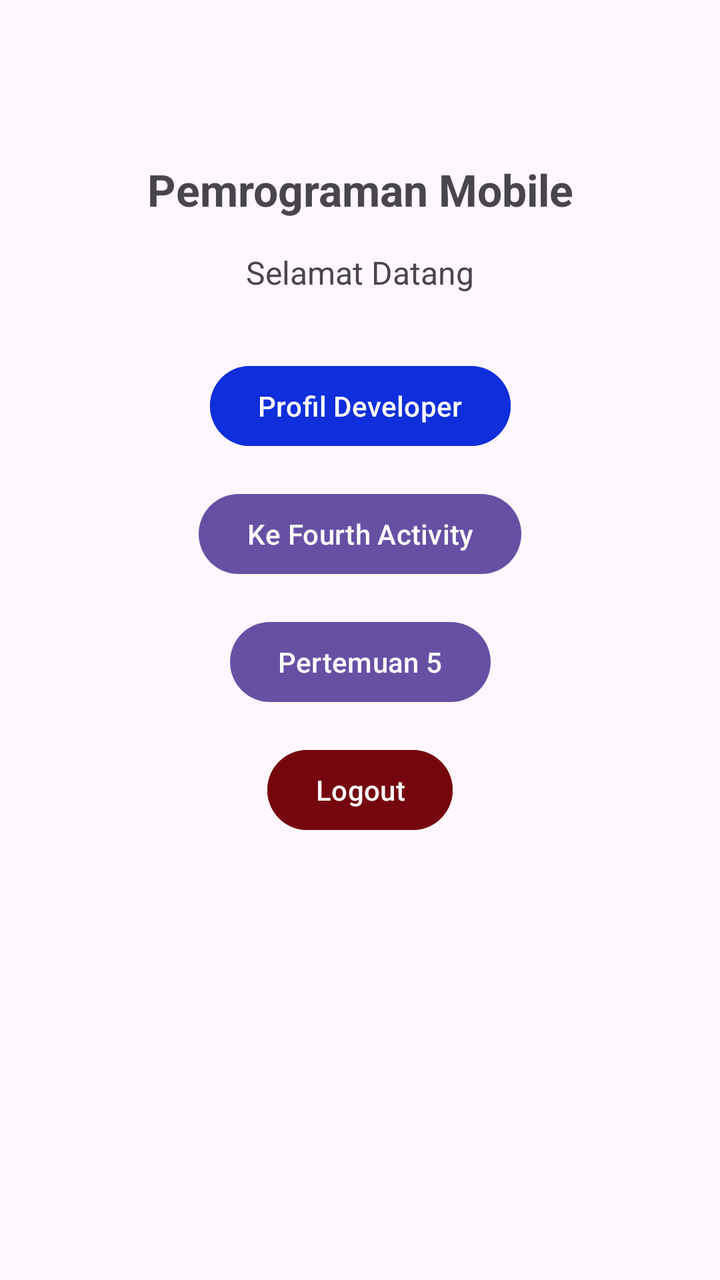
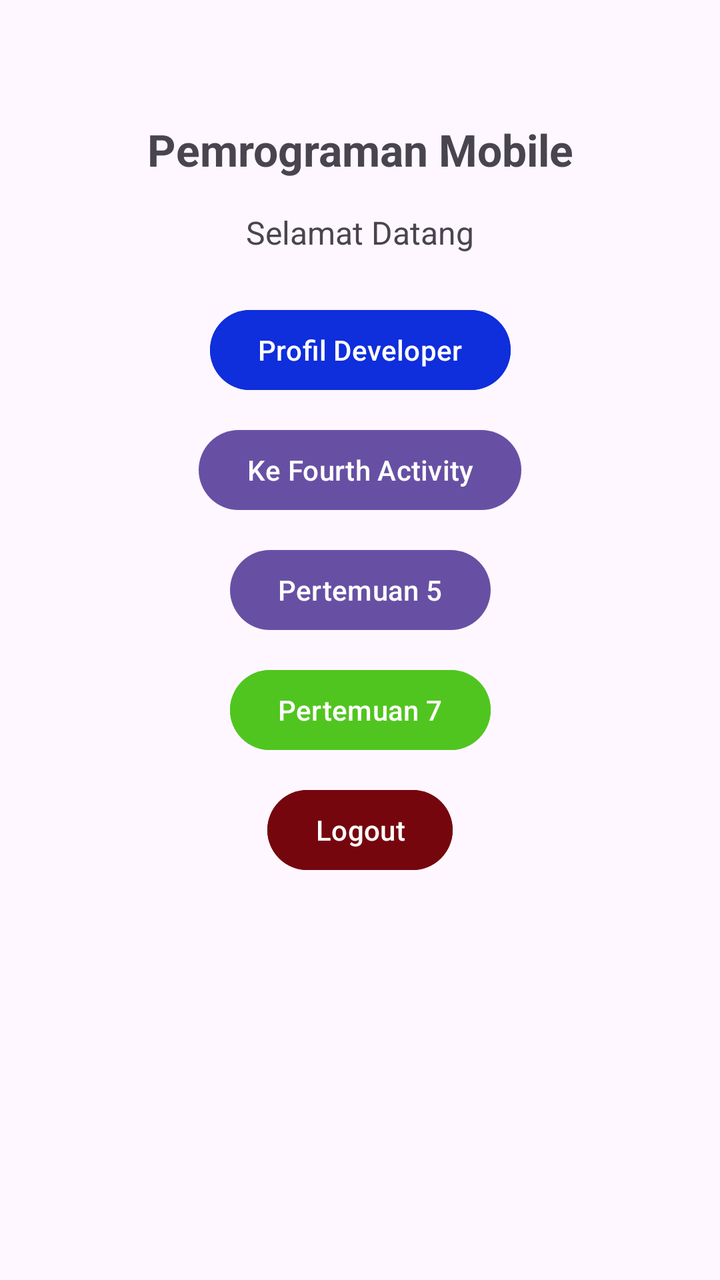

Two renders of the same Android screen: before a commit and after it. Below are the layout's source before the change and the commit's diff.
<!-- AndroidManifest.xml: application theme Theme.Pertemuan3 -->
<!-- res/layout/activity_main.xml -->
<?xml version="1.0" encoding="utf-8"?>
<androidx.constraintlayout.widget.ConstraintLayout xmlns:android="http://schemas.android.com/apk/res/android"
    xmlns:app="http://schemas.android.com/apk/res-auto"
    xmlns:tools="http://schemas.android.com/tools"
    android:id="@+id/main"
    android:layout_width="match_parent"
    android:layout_height="match_parent"
    tools:context=".pertemuan_6.MainActivity">

    <TextView
        android:id="@+id/textView3"
        android:layout_width="wrap_content"
        android:layout_height="wrap_content"
        android:layout_marginTop="80dp"
        android:text="Pemrograman Mobile"
        android:textSize="22sp"
        android:textStyle="bold"
        app:layout_constraintEnd_toEndOf="parent"
        app:layout_constraintStart_toStartOf="parent"
        app:layout_constraintTop_toTopOf="parent" />

    <TextView
        android:id="@+id/tvWelcomeUser"
        android:layout_width="wrap_content"
        android:layout_height="wrap_content"
        android:layout_marginTop="16dp"
        android:text="Selamat Datang"
        android:textSize="16sp"
        app:layout_constraintEnd_toEndOf="parent"
        app:layout_constraintStart_toStartOf="parent"
        app:layout_constraintTop_toBottomOf="@+id/textView3" />

    <Button
        android:id="@+id/btnToProfile"
        android:layout_width="wrap_content"
        android:layout_height="wrap_content"
        android:layout_marginTop="32dp"
        android:text="Profil Developer"
        android:backgroundTint="@color/biru"
        app:layout_constraintEnd_toEndOf="parent"
        app:layout_constraintStart_toStartOf="parent"
        app:layout_constraintTop_toBottomOf="@+id/tvWelcomeUser" />

    <Button
        android:id="@+id/btnToFourth"
        android:layout_width="wrap_content"
        android:layout_height="wrap_content"
        android:layout_marginTop="16dp"
        android:text="Ke Fourth Activity"
        app:layout_constraintEnd_toEndOf="parent"
        app:layout_constraintStart_toStartOf="parent"
        app:layout_constraintTop_toBottomOf="@+id/btnToProfile" />

    <Button
        android:id="@+id/button"
        android:layout_width="wrap_content"
        android:layout_height="wrap_content"
        android:layout_marginTop="16dp"
        android:text="Pertemuan 5"
        app:layout_constraintEnd_toEndOf="parent"
        app:layout_constraintStart_toStartOf="parent"
        app:layout_constraintTop_toBottomOf="@+id/btnToFourth" />

    <Button
        android:id="@+id/btnLogout"
        android:layout_width="wrap_content"
        android:layout_height="wrap_content"
        android:layout_marginTop="16dp"
        android:text="Logout"
        android:backgroundTint="@color/merah_tua"
        app:layout_constraintEnd_toEndOf="parent"
        app:layout_constraintStart_toStartOf="parent"
        app:layout_constraintTop_toBottomOf="@+id/button" />

</androidx.constraintlayout.widget.ConstraintLayout>
<!-- resources referenced by this layout -->
<resources>
  <color name="biru">#0F2EDC</color>
  <color name="merah_tua">#76060E</color>
  <style name="Theme.Pertemuan3" parent="Base.Theme.Pertemuan3" />
  <style name="Base.Theme.Pertemuan3" parent="Theme.Material3.DayNight.NoActionBar">
          
          
      </style>
</resources>

<!-- the commit's change to res/layout/activity_main.xml (unified diff, before → after) -->
@@ -11,7 +11,7 @@
         android:id="@+id/textView3"
         android:layout_width="wrap_content"
         android:layout_height="wrap_content"
-        android:layout_marginTop="80dp"
+        android:layout_marginTop="60dp"
         android:text="Pemrograman Mobile"
         android:textSize="22sp"
         android:textStyle="bold"
@@ -34,7 +34,7 @@
         android:id="@+id/btnToProfile"
         android:layout_width="wrap_content"
         android:layout_height="wrap_content"
-        android:layout_marginTop="32dp"
+        android:layout_marginTop="24dp"
         android:text="Profil Developer"
         android:backgroundTint="@color/biru"
         app:layout_constraintEnd_toEndOf="parent"
@@ -45,7 +45,7 @@
         android:id="@+id/btnToFourth"
         android:layout_width="wrap_content"
         android:layout_height="wrap_content"
-        android:layout_marginTop="16dp"
+        android:layout_marginTop="12dp"
         android:text="Ke Fourth Activity"
         app:layout_constraintEnd_toEndOf="parent"
         app:layout_constraintStart_toStartOf="parent"
@@ -55,21 +55,32 @@
         android:id="@+id/button"
         android:layout_width="wrap_content"
         android:layout_height="wrap_content"
-        android:layout_marginTop="16dp"
+        android:layout_marginTop="12dp"
         android:text="Pertemuan 5"
         app:layout_constraintEnd_toEndOf="parent"
         app:layout_constraintStart_toStartOf="parent"
         app:layout_constraintTop_toBottomOf="@+id/btnToFourth" />
 
     <Button
+        android:id="@+id/btnToSeven"
+        android:layout_width="wrap_content"
+        android:layout_height="wrap_content"
+        android:layout_marginTop="12dp"
+        android:text="Pertemuan 7"
+        android:backgroundTint="@color/hijau"
+        app:layout_constraintEnd_toEndOf="parent"
+        app:layout_constraintStart_toStartOf="parent"
+        app:layout_constraintTop_toBottomOf="@+id/button" />
+
+    <Button
         android:id="@+id/btnLogout"
         android:layout_width="wrap_content"
         android:layout_height="wrap_content"
-        android:layout_marginTop="16dp"
+        android:layout_marginTop="12dp"
         android:text="Logout"
         android:backgroundTint="@color/merah_tua"
         app:layout_constraintEnd_toEndOf="parent"
         app:layout_constraintStart_toStartOf="parent"
-        app:layout_constraintTop_toBottomOf="@+id/button" />
+        app:layout_constraintTop_toBottomOf="@+id/btnToSeven" />
 
 </androidx.constraintlayout.widget.ConstraintLayout>
<!-- resource entries referenced after the edit -->
@@ -1,6 +1,7 @@
 <!-- resources referenced by this layout -->
 <resources>
   <color name="biru">#0F2EDC</color>
+  <color name="hijau">#51C51F</color>
   <color name="merah_tua">#76060E</color>
   <style name="Theme.Pertemuan3" parent="Base.Theme.Pertemuan3" />
   <style name="Base.Theme.Pertemuan3" parent="Theme.Material3.DayNight.NoActionBar">
